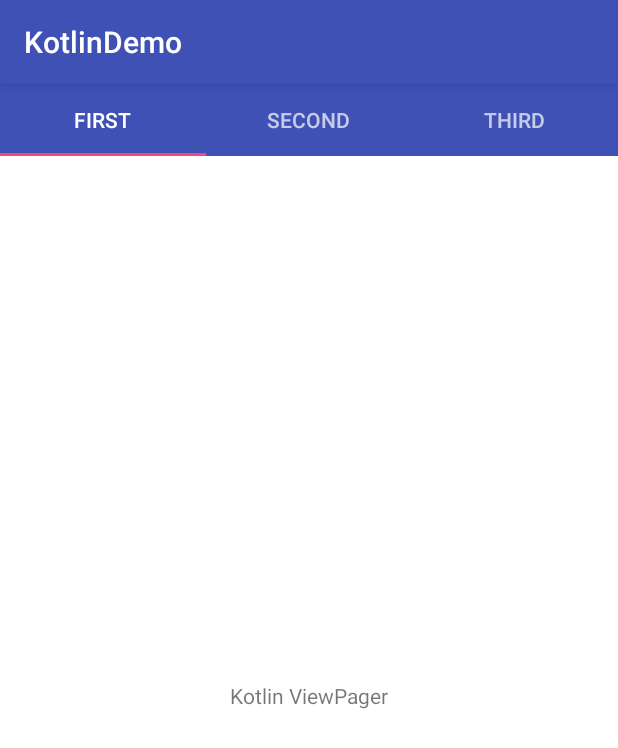
After one commit to junaidfiaz143/KotlinDemo, an Android app: the TryFragment screen opened directly, with no data from a screen before it, on a phone screen of 412 x 824 dp. The commit adds this screen. Shown: the top 748 px of the screen. Run offline under Robolectric (Android 15) with nearby library versions, the phone set to English and light mode, and no system bars.

Commit message:
add new startActivity and viewPager functionality

```diff
--- a/app/build.gradle
+++ b/app/build.gradle
@@ -27,6 +27,7 @@ dependencies {
     })
     compile "org.jetbrains.kotlin:kotlin-stdlib-jre7:$kotlin_version"
     compile 'com.android.support:appcompat-v7:25.3.1'
+    compile 'com.android.support:design:25.3.1'
     compile 'com.android.support.constraint:constraint-layout:1.0.2'
     testCompile 'junit:junit:4.12'
 }
--- a/app/src/main/AndroidManifest.xml
+++ b/app/src/main/AndroidManifest.xml
@@ -16,6 +16,8 @@
                 <category android:name="android.intent.category.LAUNCHER" />
             </intent-filter>
         </activity>
+        <activity android:name=".ViewPagerActivity" />
+        <activity android:name=".JavaActivity"></activity>
     </application>
 
 </manifest>
--- /dev/null
+++ b/app/src/main/java/com/base7/jd/kotlindemo/JavaActivity.java
@@ -0,0 +1,16 @@
+package com.base7.jd.kotlindemo;
+
+import android.content.Intent;
+import android.os.Bundle;
+import android.support.v7.app.AppCompatActivity;
+
+public class JavaActivity extends AppCompatActivity {
+
+    @Override
+    protected void onCreate(Bundle savedInstanceState) {
+        super.onCreate(savedInstanceState);
+        setContentView(R.layout.activity_java);
+
+        startActivity(new Intent(this, ViewPagerActivity.class));
+    }
+}
--- a/app/src/main/java/com/base7/jd/kotlindemo/MainActivity.kt
+++ b/app/src/main/java/com/base7/jd/kotlindemo/MainActivity.kt
@@ -1,10 +1,10 @@
 package com.base7.jd.kotlindemo
 
+import android.content.Intent
 import android.os.Bundle
 import android.support.v7.app.AppCompatActivity
 import android.widget.Button
 import android.widget.EditText
-import android.widget.Toast
 
 class MainActivity : AppCompatActivity() {
 
@@ -24,7 +24,7 @@ class MainActivity : AppCompatActivity() {
         val btnCalculate: Button = findViewById(R.id.btnCalculate) as Button
 
         btnCalculate.setOnClickListener {
-            if (txtNum1.text != null && txtNum2.text != null) {
+            /*if (txtNum1.text != null && txtNum2.text != null) {
                 str1 = txtNum1.text.toString()
                 num1 = Integer.parseInt(str1)
 
@@ -32,7 +32,9 @@ class MainActivity : AppCompatActivity() {
                 num2 = Integer.parseInt(str2)
             }
 
-            Toast.makeText(this, "$num1 + $num2 = ${check(num1, num2)}", Toast.LENGTH_LONG).show()
+            Toast.makeText(this, "$num1 + $num2 = ${check(num1, num2)}", Toast.LENGTH_LONG).show()*/
+
+            startActivity(Intent(this, ViewPagerActivity::class.java))
         }
 
     }
--- /dev/null
+++ b/app/src/main/java/com/base7/jd/kotlindemo/TryFragment.kt
@@ -0,0 +1,17 @@
+package com.base7.jd.kotlindemo
+
+import android.os.Bundle
+import android.support.v4.app.Fragment
+import android.view.LayoutInflater
+import android.view.View
+import android.view.ViewGroup
+
+/**
+ * Created by jd on 25-May-17.
+ */
+class TryFragment : Fragment() {
+    override fun onCreateView(inflater: LayoutInflater?, container: ViewGroup?, savedInstanceState: Bundle?): View? {
+        val view: View = View.inflate(activity, R.layout.try_fragment, null)
+        return view
+    }
+}
--- /dev/null
+++ b/app/src/main/java/com/base7/jd/kotlindemo/ViewPagerActivity.kt
@@ -0,0 +1,22 @@
+package com.base7.jd.kotlindemo
+
+import android.os.Bundle
+import android.support.design.widget.TabLayout
+import android.support.v4.view.ViewPager
+import android.support.v7.app.AppCompatActivity
+
+class ViewPagerActivity : AppCompatActivity() {
+
+    override fun onCreate(savedInstanceState: Bundle?) {
+        super.onCreate(savedInstanceState)
+        setContentView(R.layout.activity_view_pager)
+
+        val viewPager: ViewPager = findViewById(R.id.viewPager) as ViewPager
+
+        val tabLayout: TabLayout = findViewById(R.id.tabLayout) as TabLayout
+
+        viewPager.adapter = ViewPagerAdapter(supportFragmentManager)
+
+        tabLayout.setupWithViewPager(viewPager)
+    }
+}
--- /dev/null
+++ b/app/src/main/java/com/base7/jd/kotlindemo/ViewPagerAdapter.kt
@@ -0,0 +1,31 @@
+package com.base7.jd.kotlindemo
+
+import android.support.v4.app.Fragment
+import android.support.v4.app.FragmentManager
+import android.support.v4.app.FragmentPagerAdapter
+
+/**
+ * Created by jd on 25-May-17.
+ */
+class ViewPagerAdapter(fm: FragmentManager?) : FragmentPagerAdapter(fm) {
+
+    override fun getCount(): Int {
+//        TODO("not implemented") //To change body of created functions use File | Settings | File Templates.
+        return 3
+    }
+
+    override fun getItem(position: Int): Fragment {
+        //  TODO("not implemented") //To change body of created functions use File | Settings | File Templates.
+        return TryFragment()
+    }
+
+    override fun getPageTitle(position: Int): CharSequence {
+        if (position == 0)
+            return "First"
+        else if (position == 1)
+            return "Second"
+        else
+            return "Third"
+
+    }
+}
--- /dev/null
+++ b/app/src/main/res/layout/activity_java.xml
@@ -0,0 +1,9 @@
+<?xml version="1.0" encoding="utf-8"?>
+<android.support.constraint.ConstraintLayout xmlns:android="http://schemas.android.com/apk/res/android"
+    xmlns:app="http://schemas.android.com/apk/res-auto"
+    xmlns:tools="http://schemas.android.com/tools"
+    android:layout_width="match_parent"
+    android:layout_height="match_parent"
+    tools:context="com.base7.jd.kotlindemo.JavaActivity">
+
+</android.support.constraint.ConstraintLayout>
--- /dev/null
+++ b/app/src/main/res/layout/activity_view_pager.xml
@@ -0,0 +1,28 @@
+<?xml version="1.0" encoding="utf-8"?>
+<RelativeLayout xmlns:android="http://schemas.android.com/apk/res/android"
+    xmlns:tools="http://schemas.android.com/tools"
+    android:layout_width="match_parent"
+    android:layout_height="match_parent"
+    xmlns:app="http://schemas.android.com/apk/res-auto"
+    tools:context="com.base7.jd.kotlindemo.ViewPagerActivity">
+
+    <android.support.design.widget.AppBarLayout
+        android:layout_width="match_parent"
+        android:layout_height="wrap_content"
+        app:theme="@style/Base.ThemeOverlay.AppCompat.Dark"
+        android:background="#fff">
+
+        <android.support.design.widget.TabLayout
+            android:id="@+id/tabLayout"
+            android:layout_width="match_parent"
+            android:layout_height="wrap_content"
+            android:background="@color/colorPrimary" />
+
+        <android.support.v4.view.ViewPager
+            android:id="@+id/viewPager"
+            android:layout_width="wrap_content"
+            android:layout_height="wrap_content" />
+    </android.support.design.widget.AppBarLayout>
+
+
+</RelativeLayout>
--- /dev/null
+++ b/app/src/main/res/layout/try_fragment.xml
@@ -0,0 +1,13 @@
+<?xml version="1.0" encoding="utf-8"?>
+<RelativeLayout xmlns:android="http://schemas.android.com/apk/res/android"
+    android:layout_width="match_parent"
+    android:layout_height="match_parent"
+    android:orientation="vertical">
+
+    <TextView
+        android:layout_width="wrap_content"
+        android:layout_height="wrap_content"
+        android:layout_centerInParent="true"
+        android:text="Kotlin ViewPager" />
+
+</RelativeLayout>
```
